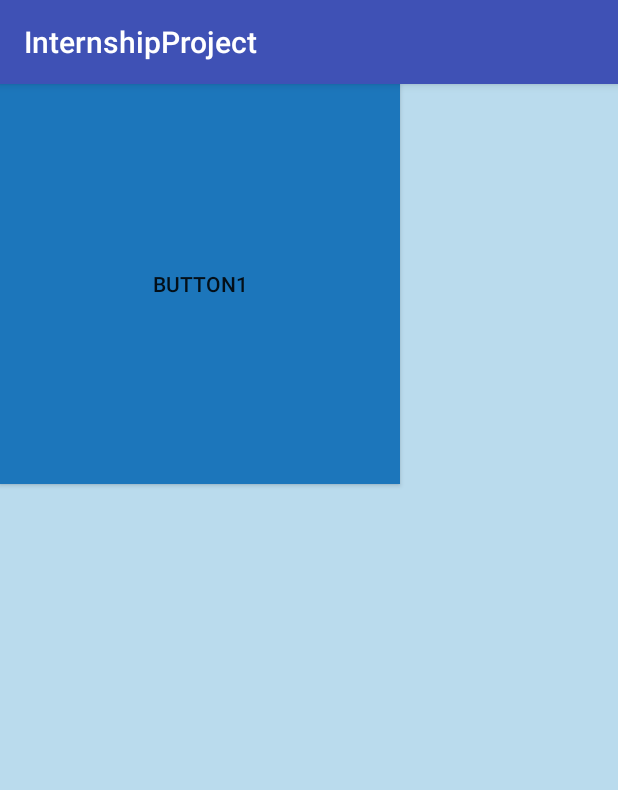
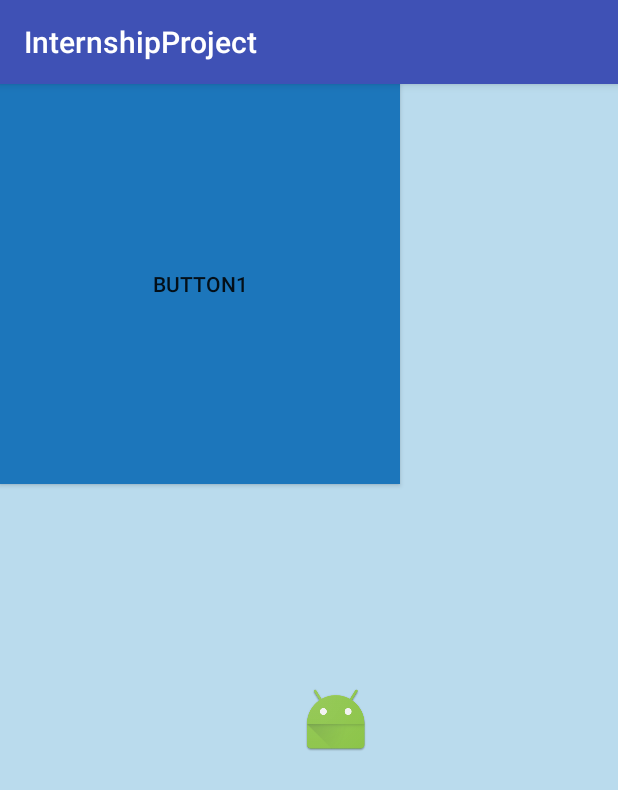
Before and after one commit to seydabilen/InternshipProject, an Android app: the screen it shows after launch (MainActivity), on a phone screen of 412 x 824 dp. Shown: the top 790 px of the screen. Run offline under Robolectric (Android 15) with nearby library versions, the light colour scheme and no system bars.

Commit message:
add drag&drop animation and view overlap control

```diff
--- a/app/src/main/java/com/codycus/internshipproject/PuzzleEngine.java
+++ b/app/src/main/java/com/codycus/internshipproject/PuzzleEngine.java
@@ -16,7 +16,6 @@ public class PuzzleEngine implements InteractiveView.InteractiveViewListener {
     @Override
     public void onDropView(InteractiveView interactiveView, MotionEvent event) {
 
-
         // bizim butun dunyamiz burasi olmali
         // hangi view ne kadar hareket etti
         // ne oldu ne bitti
@@ -33,6 +32,11 @@ public class PuzzleEngine implements InteractiveView.InteractiveViewListener {
         // kaydirma vesaire turu isleri de buradan yonetebiliriz
         //interactiveView.returnToOriginalPosition(0,0,0,0);
 
+        if (ViewUtils.isViewCoversAnother(targetView, interactiveView)) {
+            interactiveView.setVisibility(View.GONE);
+        } else {
+            interactiveView.returnToOriginalPosition();
+        }
     }
 
     public void setTargetView(View targetView) {
--- a/app/src/main/res/layout/activity_main.xml
+++ b/app/src/main/res/layout/activity_main.xml
@@ -1,19 +1,18 @@
 <?xml version="1.0" encoding="utf-8"?>
 <FrameLayout xmlns:android="http://schemas.android.com/apk/res/android"
+    android:id="@+id/view_root"
     android:layout_width="match_parent"
     android:layout_height="match_parent"
-    android:id="@+id/view_root"
-    android:orientation="horizontal"
-    android:background="#badbed">
+    android:background="#badbed"
+    android:orientation="horizontal">
 
-
-        <ImageView
-            android:id="@+id/targetView"
-            android:layout_width="wrap_content"
-            android:layout_height="wrap_content"
-            android:src="@mipmap/ic_launcher"
-            android:layout_marginLeft="200dp"
-            android:visibility="visible"/>
-
+    <ImageView
+        android:id="@+id/targetView"
+        android:layout_width="wrap_content"
+        android:layout_height="wrap_content"
+        android:layout_marginLeft="200dp"
+        android:layout_marginTop="400dp"
+        android:src="@mipmap/ic_launcher"
+        android:visibility="visible" />
 
 </FrameLayout>
```
Also changed, not shown: app/src/main/java/com/codycus/internshipproject/InteractiveView.java (+12 -30 lines), app/src/main/java/com/codycus/internshipproject/ViewUtils.java (added, +23 -0 lines).
